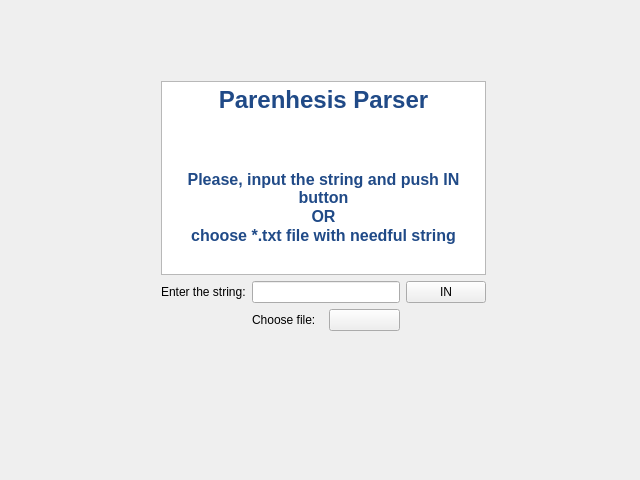
Qt form Pochaev_Nikita_lr1/parenhesisParser/mainwindow.ui (Ksenox/AISD_8381) before a commit.
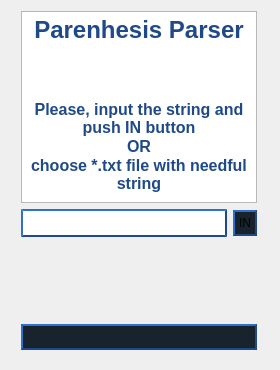
The same form after that commit. Icons and pictures are not drawn.

Patch:
```diff
--- a/Pochaev_Nikita_lr1/parenhesisParser/mainwindow.ui
+++ b/Pochaev_Nikita_lr1/parenhesisParser/mainwindow.ui
@@ -6,8 +6,8 @@
    <rect>
     <x>0</x>
     <y>0</y>
-    <width>640</width>
-    <height>480</height>
+    <width>280</width>
+    <height>370</height>
    </rect>
   </property>
   <property name="sizePolicy">
@@ -18,14 +18,14 @@
   </property>
   <property name="minimumSize">
    <size>
-    <width>640</width>
-    <height>480</height>
+    <width>280</width>
+    <height>370</height>
    </size>
   </property>
   <property name="maximumSize">
    <size>
-    <width>640</width>
-    <height>480</height>
+    <width>280</width>
+    <height>370</height>
    </size>
   </property>
   <property name="windowTitle">
@@ -35,14 +35,14 @@
    <widget class="QWidget" name="">
     <property name="geometry">
      <rect>
-      <x>150</x>
-      <y>70</y>
-      <width>347</width>
-      <height>272</height>
+      <x>10</x>
+      <y>0</y>
+      <width>258</width>
+      <height>361</height>
      </rect>
     </property>
-    <layout class="QGridLayout" name="gridLayout">
-     <item row="0" column="0" colspan="4">
+    <layout class="QVBoxLayout" name="verticalLayout">
+     <item>
       <widget class="QTextBrowser" name="heading">
        <property name="verticalScrollBarPolicy">
         <enum>Qt::ScrollBarAlwaysOff</enum>
@@ -64,20 +64,32 @@
        </property>
       </widget>
      </item>
-     <item row="1" column="0">
-      <widget class="QLabel" name="label">
-       <property name="text">
-        <string>Enter the string:</string>
+     <item>
+      <layout class="QGridLayout" name="gridLayout">
+       <item row="0" column="0">
+        <widget class="QLineEdit" name="inputLine">
+         <property name="styleSheet">
+          <string notr="true">border-style: outset;
+border-width: 2px;
+border-radius: 15px;
+border-color: #204A87;
+padding: 4px;</string>
        </property>
       </widget>
      </item>
-     <item row="1" column="1" colspan="2">
-      <widget class="QLineEdit" name="inputLine"/>
-     </item>
-     <item row="1" column="3">
+       <item row="0" column="1">
       <widget class="QPushButton" name="inputString">
        <property name="styleSheet">
-        <string notr="true">background-color: ;</string>
+          <string notr="true">background-color: #19232d;
+border-style: outset;
+border-width: 2px;
+border-radius: 15px;
+border-color: #204A87;
+min-width: 2em;
+min-height: 2em;
+max-width: 2em;
+max-height: 2em;
+padding: 4px;</string>
        </property>
        <property name="text">
         <string notr="true">IN</string>
@@ -102,17 +114,31 @@
        </property>
       </widget>
      </item>
-     <item row="2" column="1">
-      <widget class="QLabel" name="chooseFile">
-       <property name="text">
-        <string>Choose file:</string>
+      </layout>
+     </item>
+     <item>
+      <spacer name="verticalSpacer">
+       <property name="orientation">
+        <enum>Qt::Vertical</enum>
        </property>
-      </widget>
+       <property name="sizeHint" stdset="0">
+        <size>
+         <width>20</width>
+         <height>40</height>
+        </size>
+       </property>
+      </spacer>
      </item>
-     <item row="2" column="2">
+     <item>
       <widget class="QPushButton" name="fileChoose">
        <property name="styleSheet">
-        <string notr="true">background-color: ;</string>
+        <string notr="true">background-color: #19232d;
+border-style: outset;
+border-width: 2px;
+border-radius: 15px;
+border-color: #204A87;
+min-width: 5em;
+padding: 4px;</string>
        </property>
        <property name="text">
         <string notr="true"/>
```
Lines whose indentation alone changed are shown as unchanged.
